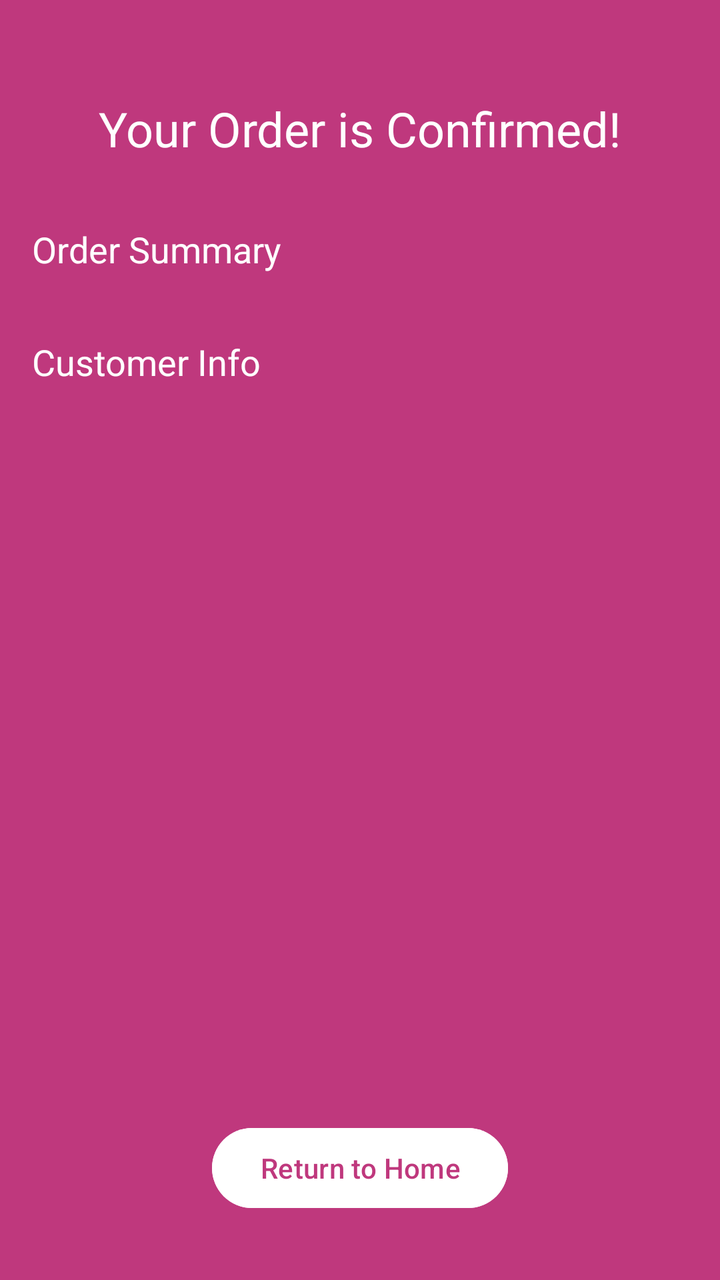
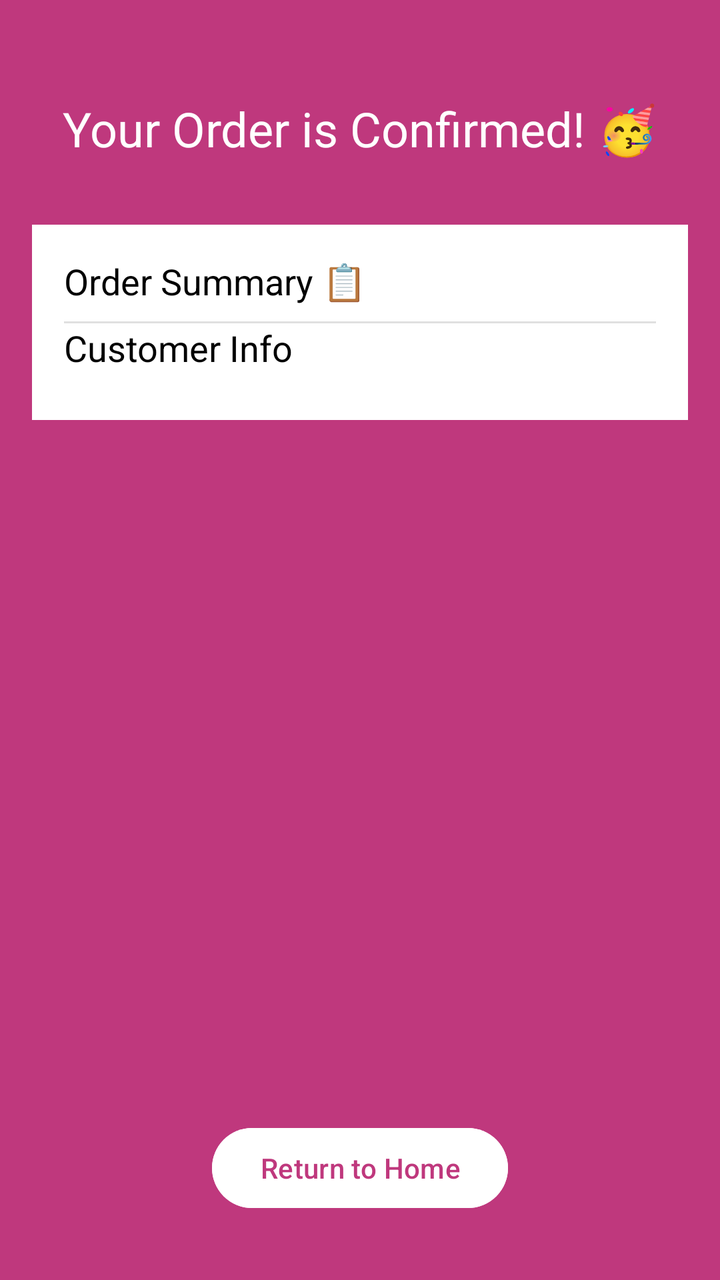

Screens rendered from an Android XML layout before and after an edit, with the pre-edit source and the edit as a unified diff.
<!-- AndroidManifest.xml: application theme Theme.Team10_MAPD711_ProjectMilestone2 -->
<!-- res/layout/activity_order_confirmation8.xml -->
<?xml version="1.0" encoding="utf-8"?>
<androidx.constraintlayout.widget.ConstraintLayout xmlns:android="http://schemas.android.com/apk/res/android"
    xmlns:app="http://schemas.android.com/apk/res-auto"
    xmlns:tools="http://schemas.android.com/tools"
    android:id="@+id/main"
    android:layout_width="match_parent"
    android:layout_height="match_parent"
    android:background="#BF387D"
    android:padding="16dp"
    tools:context=".view.OrderConfirmation8">

    
    <TextView
        android:id="@+id/confirmationTitle"
        android:layout_width="wrap_content"
        android:layout_height="wrap_content"
        android:layout_marginTop="32dp"
        android:text="@string/confirmation_header"
        android:textColor="@color/white"
        android:textSize="24sp"
        app:layout_constraintEnd_toEndOf="parent"
        app:layout_constraintStart_toStartOf="parent"
        app:layout_constraintTop_toTopOf="parent" />

    
    <TextView
        android:id="@+id/orderSummaryTextView"
        android:layout_width="0dp"
        android:layout_height="wrap_content"
        android:layout_marginTop="32dp"
        android:text="@string/order_summary_header"
        android:textColor="@color/white"
        android:textSize="18sp"
        app:layout_constraintEnd_toEndOf="parent"
        app:layout_constraintStart_toStartOf="parent"
        app:layout_constraintTop_toBottomOf="@id/confirmationTitle" />

    
    <TextView
        android:id="@+id/customerInfoTextView"
        android:layout_width="0dp"
        android:layout_height="wrap_content"
        android:layout_marginTop="32dp"
        android:text="@string/customer_info_string"
        android:textColor="@color/white"
        android:textSize="18sp"
        app:layout_constraintEnd_toEndOf="parent"
        app:layout_constraintStart_toStartOf="parent"
        app:layout_constraintTop_toBottomOf="@id/orderSummaryTextView" />

    
    <Button
        android:id="@+id/homeButton"
        android:layout_width="wrap_content"
        android:layout_height="wrap_content"
        android:backgroundTint="@color/white"
        android:text="Return to Home"
        android:textColor="#BF387D"
        app:layout_constraintBottom_toBottomOf="parent"
        app:layout_constraintEnd_toEndOf="parent"
        app:layout_constraintStart_toStartOf="parent"
        android:layout_marginBottom="16dp" />
</androidx.constraintlayout.widget.ConstraintLayout>
<!-- resources referenced by this layout -->
<resources>
  <color name="white">#FFFFFFFF</color>
  <string name="confirmation_header">Your Order is Confirmed!</string>
  <string name="customer_info_string">Customer Info</string>
  <string name="order_summary_header">Order Summary</string>
  <style name="Theme.Team10_MAPD711_ProjectMilestone2" parent="Base.Theme.Team10_MAPD711_ProjectMilestone2" />
  <style name="Base.Theme.Team10_MAPD711_ProjectMilestone2" parent="Theme.Material3.DayNight.NoActionBar">
          
          
      </style>
</resources>

<!-- the commit's change to res/layout/activity_order_confirmation8.xml (unified diff, before → after) -->
@@ -23,30 +23,42 @@
         app:layout_constraintTop_toTopOf="parent" />
 
     
-    <TextView
-        android:id="@+id/orderSummaryTextView"
+    <LinearLayout
+        android:id="@+id/orderInfoBox"
         android:layout_width="0dp"
         android:layout_height="wrap_content"
         android:layout_marginTop="32dp"
-        android:text="@string/order_summary_header"
-        android:textColor="@color/white"
-        android:textSize="18sp"
+        android:orientation="vertical"
+        android:background="#FFFFFF"
+        android:padding="16dp"
+        android:divider="?android:attr/dividerHorizontal"
+        android:showDividers="middle"
         app:layout_constraintEnd_toEndOf="parent"
         app:layout_constraintStart_toStartOf="parent"
-        app:layout_constraintTop_toBottomOf="@id/confirmationTitle" />
+        app:layout_constraintTop_toBottomOf="@id/confirmationTitle">
 
-    
-    <TextView
-        android:id="@+id/customerInfoTextView"
-        android:layout_width="0dp"
-        android:layout_height="wrap_content"
-        android:layout_marginTop="32dp"
-        android:text="@string/customer_info_string"
-        android:textColor="@color/white"
-        android:textSize="18sp"
-        app:layout_constraintEnd_toEndOf="parent"
-        app:layout_constraintStart_toStartOf="parent"
-        app:layout_constraintTop_toBottomOf="@id/orderSummaryTextView" />
+        
+        <TextView
+            android:id="@+id/orderSummaryTextView"
+            android:layout_width="match_parent"
+            android:layout_height="wrap_content"
+            android:text="@string/order_summary_header"
+            android:textColor="#000000"
+            android:textSize="18sp"
+            android:paddingBottom="8dp"/>
+
+        
+
+        
+        <TextView
+            android:id="@+id/customerInfoTextView"
+            android:layout_width="match_parent"
+            android:layout_height="wrap_content"
+            android:text="@string/customer_info_string"
+            android:textColor="#000000"
+            android:textSize="18sp"
+            android:paddingBottom="8dp"/>
+    </LinearLayout>
 
     
     <Button
@@ -60,4 +72,5 @@
         app:layout_constraintEnd_toEndOf="parent"
         app:layout_constraintStart_toStartOf="parent"
         android:layout_marginBottom="16dp" />
+
 </androidx.constraintlayout.widget.ConstraintLayout>
<!-- resource entries referenced after the edit -->
@@ -1,9 +1,9 @@
 <!-- resources referenced by this layout -->
 <resources>
   <color name="white">#FFFFFFFF</color>
-  <string name="confirmation_header">Your Order is Confirmed!</string>
+  <string name="confirmation_header">Your Order is Confirmed! 🥳</string>
   <string name="customer_info_string">Customer Info</string>
-  <string name="order_summary_header">Order Summary</string>
+  <string name="order_summary_header">Order Summary 📋</string>
   <style name="Theme.Team10_MAPD711_ProjectMilestone2" parent="Base.Theme.Team10_MAPD711_ProjectMilestone2" />
   <style name="Base.Theme.Team10_MAPD711_ProjectMilestone2" parent="Theme.Material3.DayNight.NoActionBar">
           
